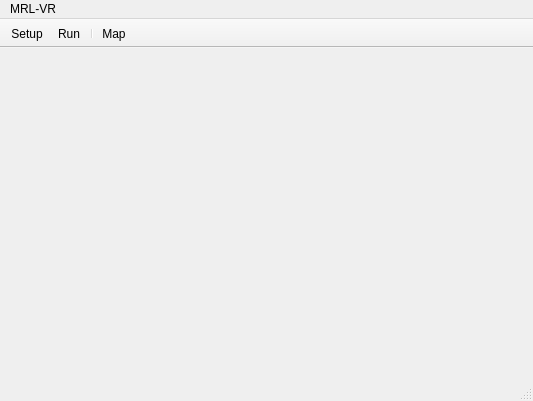
This is src/mrl_base/forms/mainwindow.ui in mssalamati/MRL-VR-BaseCode as Qt 5 draws it before an edit. The edited form follows.
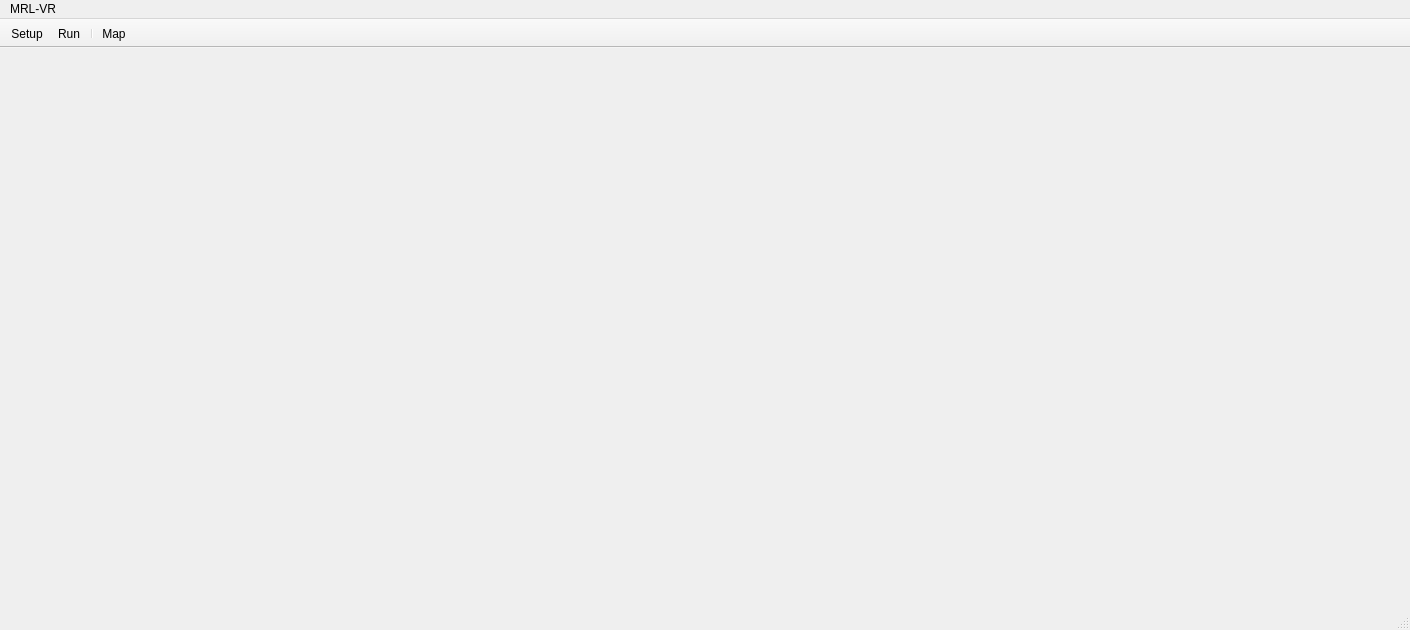
This is the edited form. Icons and pictures are not drawn.

```diff
--- a/src/mrl_base/forms/mainwindow.ui
+++ b/src/mrl_base/forms/mainwindow.ui
@@ -6,8 +6,8 @@
    <rect>
     <x>0</x>
     <y>0</y>
-    <width>533</width>
-    <height>401</height>
+    <width>1410</width>
+    <height>630</height>
    </rect>
   </property>
   <property name="windowTitle">
@@ -19,7 +19,7 @@
     <rect>
      <x>0</x>
      <y>0</y>
-     <width>533</width>
+     <width>1410</width>
      <height>25</height>
     </rect>
    </property>
```
